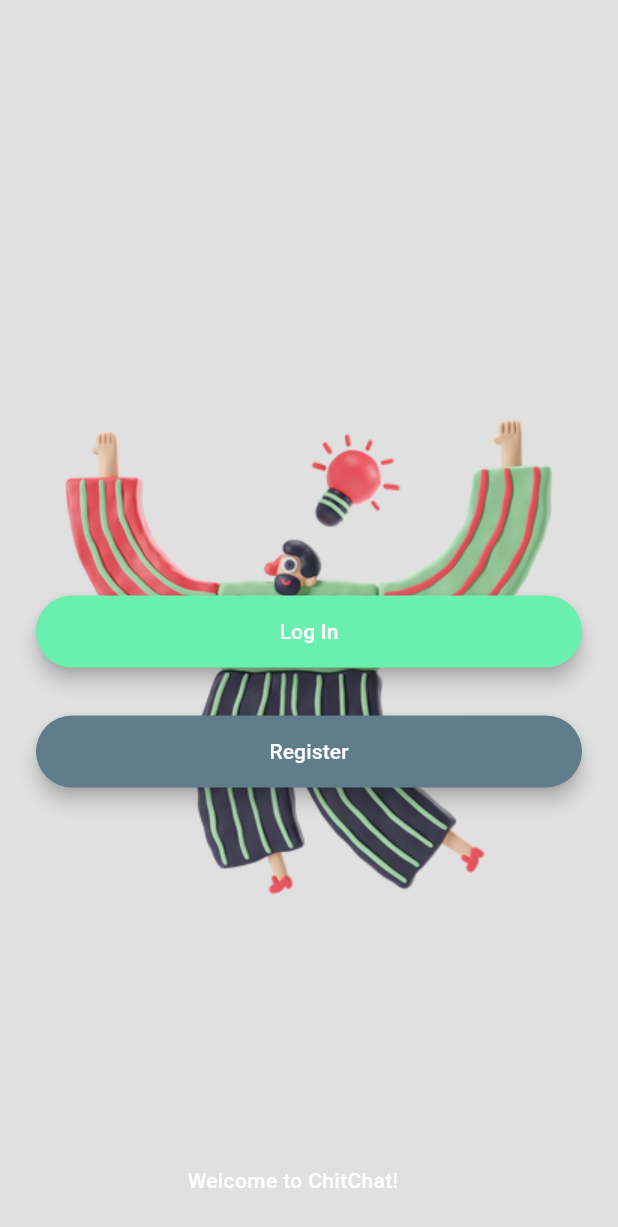
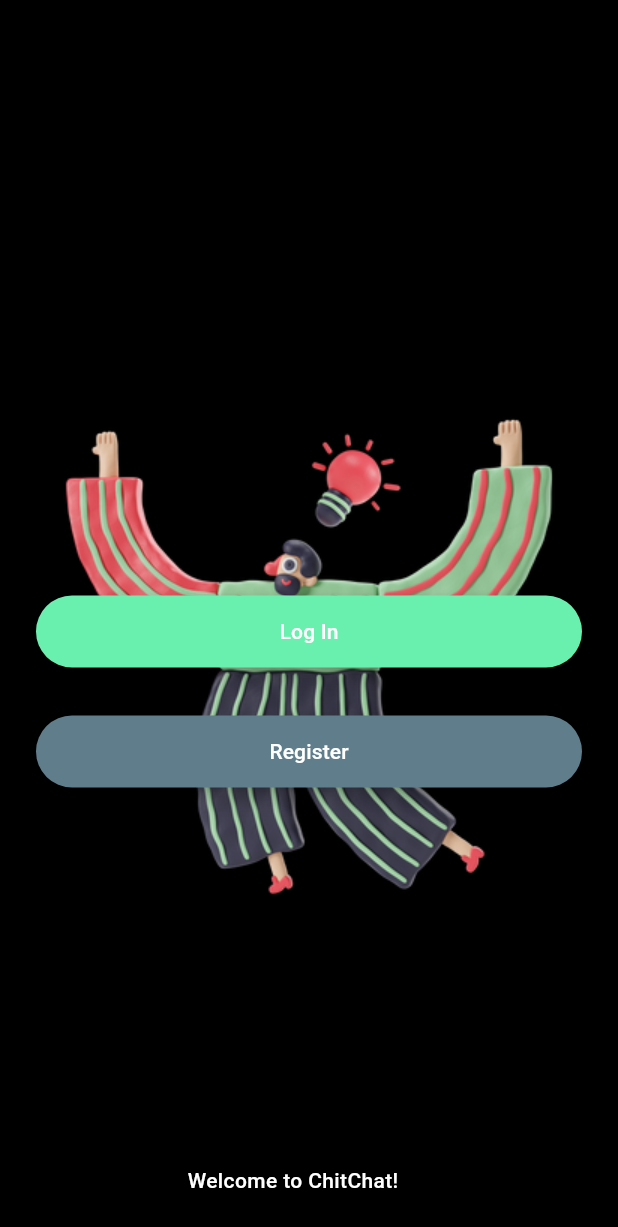
Before and after one commit to Abhishekraina7/chitchat, a Flutter app: the screen it shows after launch, on a phone screen of 412 x 824 dp. Shown: the top 1227 px of the screen. Run offline on Flutter 3.47's test engine with Material 3 defaults, Android fonts, the phone set to English and light mode, and no system bars.

```diff
--- a/lib/screens/welcome_screen.dart
+++ b/lib/screens/welcome_screen.dart
@@ -1,5 +1,6 @@
+import 'package:chitchat/constants.dart';
+import 'package:chitchat/screens/login_screen.dart';
 import 'package:flutter/material.dart';
-
 class WelcomeScreen extends StatefulWidget {
   static const String id = 'welcomeScreen';
    const WelcomeScreen({super.key});
@@ -12,7 +13,7 @@ class WelcomeScreenState extends State<WelcomeScreen> {
   @override
   Widget build(BuildContext context) {
     return Scaffold(
-      backgroundColor: Colors.black12,
+      backgroundColor: kBackGroundColor,
       body: Stack(
         children: <Widget>[
           Center(
@@ -59,7 +60,7 @@ class WelcomeScreenState extends State<WelcomeScreen> {
                   borderRadius: BorderRadius.circular(30.0),
                   child: MaterialButton(
                     onPressed: () {
-                      //Go to login screen.
+                      Navigator.push(context, MaterialPageRoute(builder: (context) => const LoginScreen()));
                     },
                     minWidth: 200.0,
                     height: 42.0,
```
